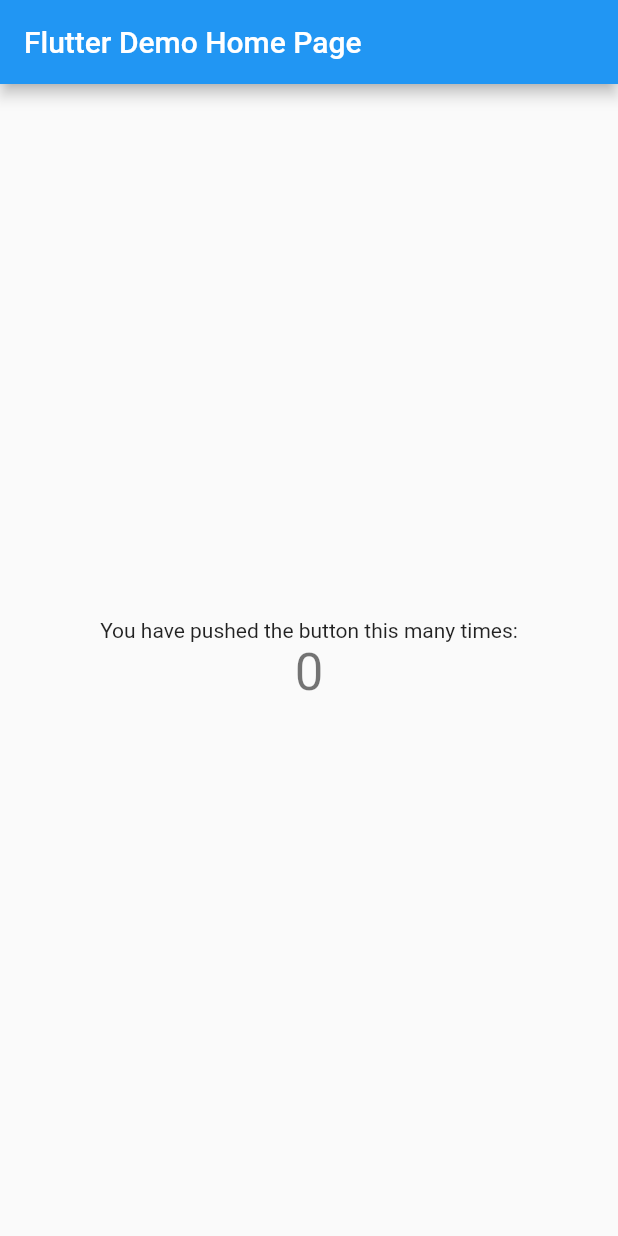
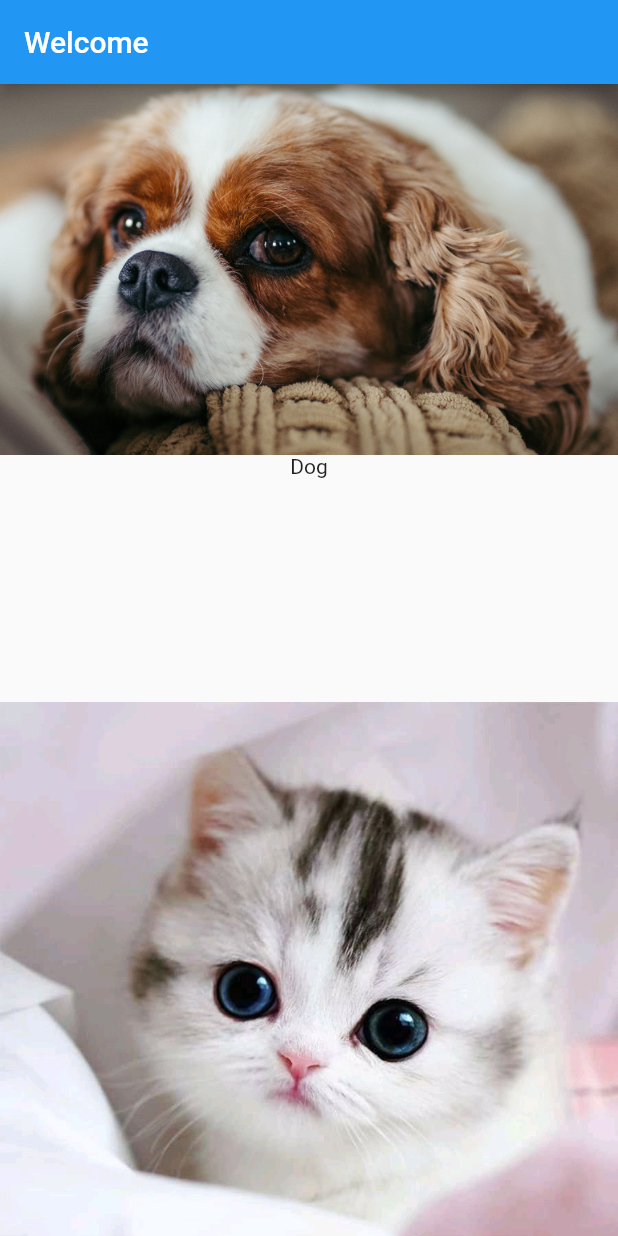
Before and after one commit to anushka3002/Pet-Adoption-App, a Flutter app: the screen it shows after launch, on a phone screen of 412 x 824 dp. Run offline on Flutter 3.47's test engine with Material 2 defaults, Android fonts, the phone set to English and light mode, and no system bars.

```diff
--- /dev/null
+++ b/lib/common/constants/image_constants.dart
@@ -0,0 +1,4 @@
+class ImageConstants {
+  static const String path = 'assets/images/';
+  static const String dog = "${path}dog.jpeg";
+}
--- /dev/null
+++ b/lib/home_page.dart
@@ -0,0 +1,156 @@
+// ignore_for_file: unnecessary_new
+
+import 'package:flutter/material.dart';
+import 'package:flutter/src/widgets/container.dart';
+import 'package:flutter/src/widgets/framework.dart';
+import 'package:pet_adoption_app/common/constants/image_constants.dart';
+import 'package:pet_adoption_app/details_page.dart';
+import 'package:pet_adoption_app/pet_tile_data.dart';
+import 'package:pet_adoption_app/pets_data.dart';
+import 'package:provider/provider.dart';
+
+class HomePage extends StatefulWidget {
+  // final String name, age, price, image;
+  // final bool adopted;
+
+  const HomePage({super.key});
+
+  @override
+  State<HomePage> createState() => _HomePageState();
+}
+
+class _HomePageState extends State<HomePage> {
+//   List<String> petNames = ['Dog', 'Cat', 'Rabbit', 'Duck', 'Fish', 'Dog2', 'Parrot', 'Pegion', 'Dog3', 'Tortoise'];
+//   List<String> petImages = [
+//     'assets/images/dog.jpeg',
+//     'assets/images/cat.jpeg',
+//     'assets/images/rabbit.jpeg',
+//     'assets/images/duck.jpeg',
+//     'assets/images/fish.jpeg',
+//     'assets/images/dog2.jpeg',
+//     'assets/images/parrot.jpeg',
+//     'assets/images/pegion.jpeg',
+//     'assets/images/dog3.jpeg',
+//     'assets/images/tortoise.jpeg',
+//   ];
+
+//   List<HomePage> petData = [
+//     const HomePage(name: "Dog", age: "19", price: '130', image: "assets/images/dog.jpeg", adopted: false),
+//     const HomePage(name: "Cat", age: "20", price: '140', image: "assets/images/cat.jpeg", adopted: false),
+//     const HomePage(name: "Rabbit", age: "18", price: '200', image: "assets/images/rabbit.jpeg", adopted: false),
+//     const HomePage(name: "Duck", age: "18", price: '120', image: "assets/images/duck.jpeg", adopted: false),
+//     const HomePage(name: "Fish", age: "19", price: '130', image: "assets/images/fish.jpeg", adopted: false),
+//     const HomePage(name: "Dog2", age: "24", price: '130', image: "assets/images/dog2.jpeg", adopted: false),
+//     const HomePage(name: "Parrot", age: "21", price: '130', image: "assets/images/parrot.jpeg", adopted: false),
+//     const HomePage(name: "Pegion", age: "18", price: '130', image: "assets/images/pegion.jpeg", adopted: false),
+//     const HomePage(name: "Dog3", age: "20", price: '130', image: "assets/images/dog3.jpeg", adopted: false),
+//     const HomePage(name: "Tortoise", age: "26", price: '130', image: "assets/images/tortoise.jpeg", adopted: false),
+//   ];
+
+//   late var studentsmap = petData.map((e) {
+//     return {"name": e.name, "age": e.age, "price": e.price, "image": e.image, "adopted": e.adopted};
+//   }).toList();
+
+  // name, age, price, image and an Adopt Me
+
+  late String name;
+  late String image;
+
+  // Widget buildMenuRow(int index) {
+  //   print(studentsmap);
+  //   print("anushka");
+  //   return Padding(
+  //     padding: const EdgeInsets.symmetric(horizontal: 20, vertical: 20),
+  //     child: InkWell(
+  //       onTap: () {
+  //         Navigator.of(context)
+  //             .push(new MaterialPageRoute(builder: (context) => new DetailsPage(name: petNames[index], image: petImages[index])));
+  //       },
+  //       child: Row(
+  //         children: <Widget>[
+  //           Image.asset(
+  //             petImages[index],
+  //             width: 150,
+  //             height: 100,
+  //           ),
+  //           Text(
+  //             petNames[index],
+  //             style: const TextStyle(
+  //               color: Colors.black,
+  //               fontSize: 20,
+  //               fontWeight: FontWeight.w300,
+  //             ),
+  //           ),
+  //         ],
+  //       ),
+  //     ),
+  //   );
+  // }
+
+  @override
+  Widget build(BuildContext context) {
+    // print(studentsmap);
+    return Scaffold(
+        appBar: AppBar(
+          title: Text("Welcome"),
+        ),
+        body: SafeArea(
+          child: Column(
+            children: [
+              Expanded(child: Consumer<PetData>(
+                builder: (context, value, child) {
+                  return GridView.builder(
+                      itemCount: value.petData.length,
+                      gridDelegate: const SliverGridDelegateWithFixedCrossAxisCount(crossAxisCount: 1),
+                      itemBuilder: (context, index) {
+                        return InkWell(
+                          onTap: () {
+                            Navigator.of(context).push(new MaterialPageRoute(
+                                builder: (context) => new DetailsPage(
+                                      name: value.petData[index][0],
+                                      age: value.petData[index][1],
+                                      price: value.petData[index][2],
+                                      image: value.petData[index][3],
+                                      adopted: value.petData[index][4],
+                                    )));
+                          },
+                          child: PetDataTile(
+                            petName: value.petData[index][0],
+                            petAge: value.petData[index][1],
+                            petPrice: value.petData[index][2],
+                            petImage: value.petData[index][3],
+                            petAdopted: value.petData[index][4],
+                          ),
+                        );
+                      });
+                },
+              )),
+            ],
+          ),
+        )
+        // Container(
+        //   child: SingleChildScrollView(
+        //     child: Column(
+        //       mainAxisAlignment: MainAxisAlignment.start,
+        //       children: petImages.asMap().entries.map((e) => buildMenuRow(e.key)).toList(),
+        //       // children: PetData.map((e) => return(
+
+        //       // )),
+        //     ),
+        //   ),
+        // ),
+        );
+  }
+}
+
+// class SinglePet extends StatelessWidget {
+// const SinglePet({super.key, required this.pet_name, required this.pet_age, required this.pet_age, required this.pet_price, required this.});
+//   final pet_name,
+//   final pet_age,
+//   final
+
+//   @override
+//   Widget build(BuildContext context) {
+//     return Container();
+//   }
+// }
--- a/lib/main.dart
+++ b/lib/main.dart
@@ -1,4 +1,10 @@
+import 'dart:async';
+
 import 'package:flutter/material.dart';
+import 'package:pet_adoption_app/home_page.dart';
+import 'package:pet_adoption_app/intro_screen.dart';
+import 'package:pet_adoption_app/pets_data.dart';
+import 'package:provider/provider.dart';
 
 void main() {
   runApp(const MyApp());
@@ -10,12 +16,15 @@ class MyApp extends StatelessWidget {
   // This widget is the root of your application.
   @override
   Widget build(BuildContext context) {
-    return MaterialApp(
-      title: 'Flutter Demo',
-      theme: ThemeData(
-        primarySwatch: Colors.blue,
+    return ChangeNotifierProvider(
+      create: (context) => PetData(),
+      child: MaterialApp(
+        title: 'Flutter Demo',
+        theme: ThemeData(
+          primarySwatch: Colors.blue,
+        ),
+        home: const MyHomePage(title: 'Find a lovely friend'),
       ),
-      home: const MyHomePage(title: 'Flutter Demo Home Page'),
     );
   }
 }
@@ -30,33 +39,21 @@ class MyHomePage extends StatefulWidget {
 }
 
 class _MyHomePageState extends State<MyHomePage> {
-  int _counter = 0;
-
-  void _incrementCounter() {
-    setState(() {
-      _counter++;
-    });
+  @override
+  void initState() {
+    super.initState();
+    Timer(const Duration(seconds: 3),
+        () => Navigator.pushReplacement(context, MaterialPageRoute(builder: (context) => const HomePage())));
   }
 
   @override
   Widget build(BuildContext context) {
-    return Scaffold(
-      appBar: AppBar(
-        title: Text(widget.title),
-      ),
-      body: Center(
-        child: Column(
-          mainAxisAlignment: MainAxisAlignment.center,
-          children: <Widget>[
-            const Text(
-              'You have pushed the button this many times:',
-            ),
-            Text(
-              '$_counter',
-              style: Theme.of(context).textTheme.headlineMedium,
-            ),
-          ],
-        ),
+    return Container(
+      // appBar: AppBar(
+      //   title: Text(widget.title),
+      // ),
+      child: Center(
+        child: IntroScreen(),
       ),
     );
   }
--- /dev/null
+++ b/lib/pet_tile_data.dart
@@ -0,0 +1,28 @@
+import 'package:flutter/material.dart';
+import 'package:flutter/src/widgets/container.dart';
+import 'package:flutter/src/widgets/framework.dart';
+
+class PetDataTile extends StatelessWidget {
+  final String petName;
+  final String petAge;
+  final String petPrice;
+  final String petImage;
+  final bool petAdopted;
+
+  const PetDataTile(
+      {super.key,
+      required this.petName,
+      required this.petAge,
+      required this.petPrice,
+      required this.petImage,
+      required this.petAdopted});
+
+  @override
+  Widget build(BuildContext context) {
+    return Container(
+      child: Column(
+        children: [Image.asset(petImage), Text(petName)],
+      ),
+    );
+  }
+}
--- /dev/null
+++ b/lib/pets_data.dart
@@ -0,0 +1,18 @@
+import 'package:flutter/material.dart';
+
+class PetData extends ChangeNotifier {
+  final List _petData = [
+    ["Dog", "19", '130', "assets/images/dog.jpeg", false],
+    ["Cat", "20", '140', "assets/images/cat.jpeg", false],
+    ["Rabbit", "18", '200', "assets/images/rabbit.jpeg", false],
+    ["Duck", "18", '120', "assets/images/duck.jpeg", false],
+    ["Fish", "19", '130', "assets/images/fish.jpeg", false],
+    ["Dog2", "24", '130', "assets/images/dog2.jpeg", false],
+    ["Parrot", "21", '130', "assets/images/parrot.jpeg", false],
+    ["Pegion", "18", '130', "assets/images/pegion.jpeg", false],
+    ["Dog3", "20", '130', "assets/images/dog3.jpeg", false],
+    ["Tortoise", "26", '130', "assets/images/tortoise.jpeg", false],
+  ];
+
+  get petData => _petData;
+}
```
Also changed, not shown: lib/details_page.dart (added, +32 -0 lines), lib/intro_screen.dart (added, +43 -0 lines), pubspec.yaml (+5 -6 lines), pubspec.lock.
